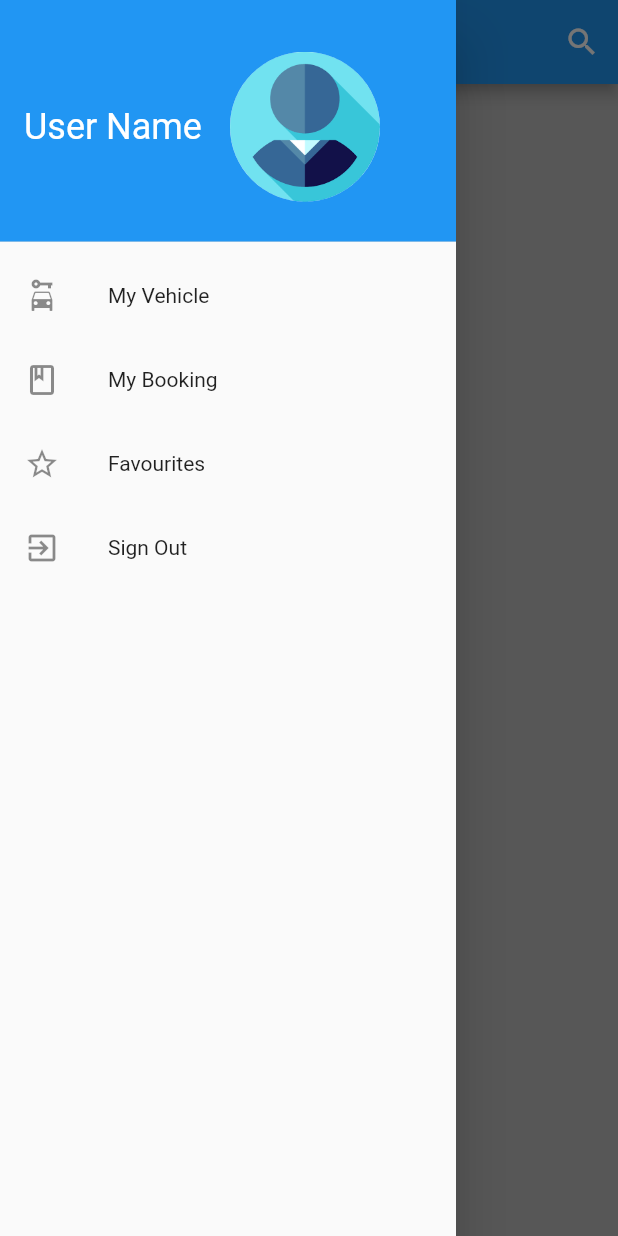
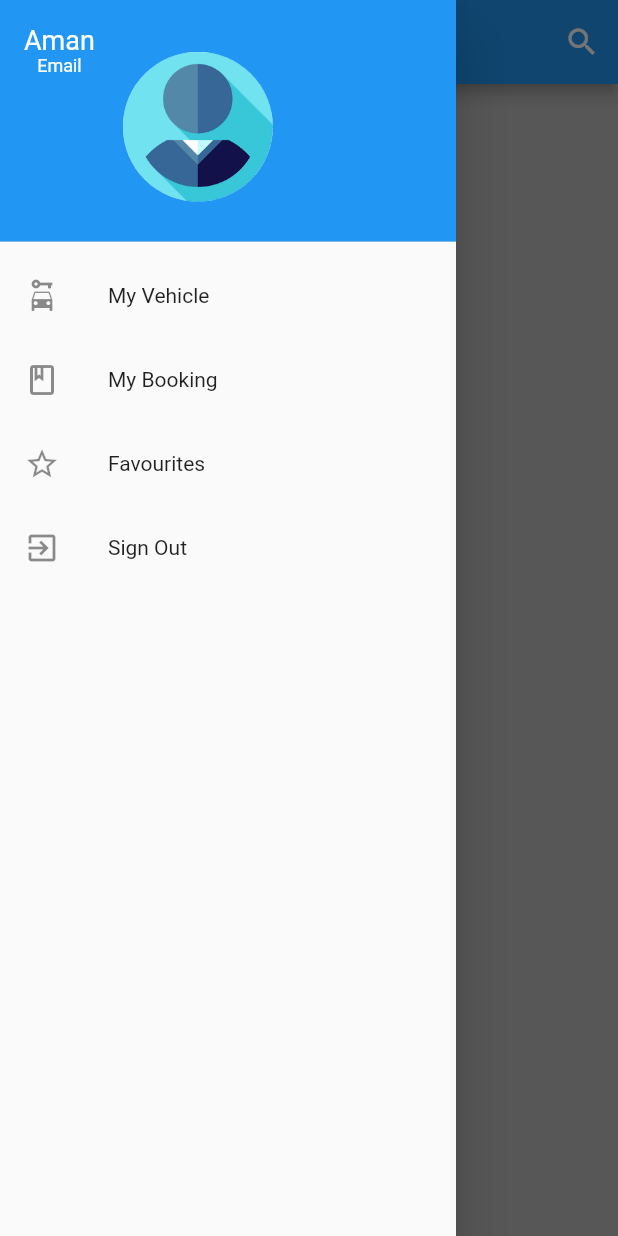
Before and after one commit to aman-singh7/parkIn, a Flutter app: the screen it shows once a user with an empty profile is signed in, with the side drawer open, on a phone screen of 412 x 824 dp. Run offline on Flutter 3.47's test engine with Material 2 defaults, Android fonts, the phone set to English and light mode, and no system bars; our stand-ins replace cloud_firestore, firebase_auth, firebase_core, google_maps_flutter, location; accounts and stored records are empty.

Commit message:
implemented retrieve info

```diff
--- /dev/null
+++ b/lib/Model/userInfo.dart
@@ -0,0 +1,5 @@
+class UserInformation {
+  final String displayname;
+  final String email;
+  UserInformation(this.displayname, this.email);
+}
--- /dev/null
+++ b/lib/net/userInfoDatabase.dart
@@ -0,0 +1,44 @@
+import 'package:cloud_firestore/cloud_firestore.dart';
+import 'package:login_app/model/userInfo.dart';
+import 'package:provider/provider.dart';
+
+class UpdateUserInfo {
+  String uid;
+  String email;
+
+  UpdateUserInfo({this.uid, this.email});
+
+  final CollectionReference users =
+      FirebaseFirestore.instance.collection('Users');
+  Future<void> userSetup(
+    String displayName,
+    String phoneNo,
+    String address,
+    String licenseNo,
+  ) async {
+    users
+        .doc(uid)
+        .set({
+          'displayname': displayName,
+          'uid': uid,
+          'phone': phoneNo,
+          'address': address,
+          'license': licenseNo,
+        })
+        .then((value) => print('User Added'))
+        .catchError((error) => print('falied to add user: $error'));
+    return;
+  }
+
+  UserInformation userInfo;
+  Future<void> getUserInfo() async {
+    try {
+      await users.doc(uid).get().then((DocumentSnapshot documentSnapshot) {
+        dynamic displayName = documentSnapshot.get(FieldPath(['displayname']));
+        userInfo = UserInformation(displayName, email);
+      });
+    } catch (e) {
+      print(e.toString());
+    }
+  }
+}
--- a/lib/ui/home_view.dart
+++ b/lib/ui/home_view.dart
@@ -5,12 +5,18 @@ import 'package:location/location.dart';
 import 'dart:async';
 import 'package:login_app/drawers/my_vehicle.dart';
 import 'package:login_app/net/firebase.dart';
+import 'package:login_app/net/userInfoDatabase.dart';
 import 'package:provider/provider.dart';
 import 'Bottomsheet.dart';
-import 'package:login_app/Model/MarkerModel.dart';
+import 'package:login_app/model/marker.dart';
+import 'package:login_app/model/userInfo.dart';
+import '../net/retrieveUserInfo.dart';
 import 'package:login_app/net/location_api.dart';
 
 class HomeVeiw extends StatefulWidget {
+  final String displayname;
+  final String email;
+  HomeVeiw({this.displayname, this.email});
   @override
   HomeVeiwState createState() => HomeVeiwState();
 }
@@ -39,9 +45,12 @@ class HomeVeiwState extends State<HomeVeiw> {
               },
               infoWindow: InfoWindow(
                 title: '1',
-          )),"XYZ Mall 12th Street",true,20
-      ),
-      Markers(Marker(
+              )),
+          "XYZ Mall 12th Street",
+          true,
+          20),
+      Markers(
+          Marker(
               markerId: MarkerId("2"),
               position: LatLng(25.22556198253419, 84.99364670346958),
               onTap: () {
@@ -52,23 +61,26 @@ class HomeVeiwState extends State<HomeVeiw> {
               },
               infoWindow: InfoWindow(
                 title: '2',
-          )), "parking2", false, 40)
+              )),
+          "parking2",
+          false,
+          40)
     ];
   }
 
   @override
   void initState() {
     // TODO: implement initState
+
     super.initState();
     markersmodel = getMarkers();
-    markers = markersmodel.map((Markers markers){
+    markers = markersmodel.map((Markers markers) {
       return markers.marker;
     }).toSet();
   }
 
   @override
   Widget build(BuildContext context) {
-
     Location location = Location();
     streamSubscription = location.onLocationChanged.listen((locationData) {
       if (mounted) {
@@ -105,14 +117,28 @@ class HomeVeiwState extends State<HomeVeiw> {
               ),
               child: Row(
                 children: [
+                  Column(
+                    children: [
                       Text(
-                    'User Name',
+                        "Aman",
+                        //widget.displayname,
                         style: TextStyle(
                           color: Colors.white,
-                      fontSize: 24,
+                          fontSize: 18,
                         ),
                       ),
-                  Container(
+                      Text(
+                        "Email",
+                        //widget.email,
+                        style: TextStyle(
+                          color: Colors.white,
+                          fontSize: 12,
+                        ),
+                      ),
+                    ],
+                  ),
+                  InkWell(
+                    child: Container(
                       width: MediaQuery.of(context).size.width / 3.0,
                       height: 100.0,
                       decoration: BoxDecoration(
@@ -121,6 +147,10 @@ class HomeVeiwState extends State<HomeVeiw> {
                           image: AssetImage('assets/images/profile.png'),
                         ),
                       ),
+                    ),
+                    onTap: () {
+                      print('Welcome to Profile Page');
+                    },
                   ),
                 ],
               ),
@@ -144,6 +174,11 @@ class HomeVeiwState extends State<HomeVeiw> {
             ListTile(
               leading: Icon(Icons.star_border),
               title: Text("Favourites"),
+              onTap: () async {
+                UserInformation info = await retrieveInfo();
+                print(info.displayname);
+                print(info.email);
+              },
             ),
             ListTile(
               leading: Icon(Icons.exit_to_app),
```
Also changed, not shown: lib/net/firebase.dart (+17 -26 lines), lib/net/retrieveUserInfo.dart (added, +19 -0 lines), lib/ui/Bottomsheet.dart (+12 -7 lines), lib/Model/marker.dart (renamed from lib/Model/MarkerModel.dart). Lines whose indentation alone changed are shown as unchanged.
